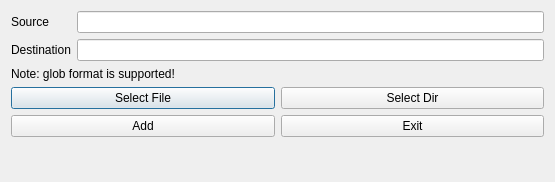
Above: ui/design/add_extras.ui from zimolab/PyInstallerGUI before the change. Below: the same form after it.
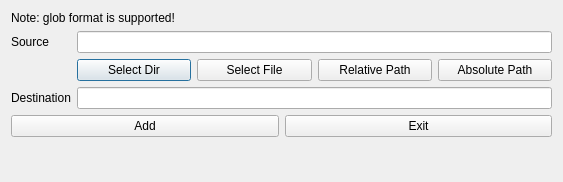
That is the form after the change.

The edit to the form file:
```diff
--- a/ui/design/add_extras.ui
+++ b/ui/design/add_extras.ui
@@ -9,7 +9,7 @@
    <rect>
     <x>0</x>
     <y>0</y>
-    <width>555</width>
+    <width>563</width>
     <height>182</height>
    </rect>
   </property>
@@ -20,8 +20,54 @@
    <bool>true</bool>
   </property>
   <layout class="QVBoxLayout" name="verticalLayout">
+   <item>
+    <widget class="QLabel" name="label">
+     <property name="text">
+      <string>Note: glob format is supported!</string>
+     </property>
+    </widget>
+   </item>
    <item>
     <layout class="QGridLayout" name="gridLayout">
+     <item row="2" column="0">
+      <widget class="QLabel" name="destinationLabel">
+       <property name="text">
+        <string>Destination</string>
+       </property>
+      </widget>
+     </item>
+     <item row="1" column="1">
+      <layout class="QHBoxLayout" name="horizontalLayout">
+       <item>
+        <widget class="QPushButton" name="selectDirButton">
+         <property name="text">
+          <string>Select Dir</string>
+         </property>
+        </widget>
+       </item>
+       <item>
+        <widget class="QPushButton" name="selectFileButton">
+         <property name="text">
+          <string>Select File</string>
+         </property>
+        </widget>
+       </item>
+       <item>
+        <widget class="QPushButton" name="relativePathButton">
+         <property name="text">
+          <string>Relative Path</string>
+         </property>
+        </widget>
+       </item>
+       <item>
+        <widget class="QPushButton" name="absolutePathButton">
+         <property name="text">
+          <string>Absolute Path</string>
+         </property>
+        </widget>
+       </item>
+      </layout>
+     </item>
      <item row="0" column="0">
       <widget class="QLabel" name="sourceLabel">
        <property name="text">
@@ -29,43 +75,11 @@
        </property>
       </widget>
      </item>
+     <item row="2" column="1">
+      <widget class="QLineEdit" name="destinationEdit"/>
+     </item>
      <item row="0" column="1">
       <widget class="QLineEdit" name="soureEdit"/>
-     </item>
-     <item row="1" column="0">
-      <widget class="QLabel" name="destinationLabel">
-       <property name="text">
-        <string>Destination</string>
-       </property>
-      </widget>
-     </item>
-     <item row="1" column="1">
-      <widget class="QLineEdit" name="destinationEdit"/>
-     </item>
-    </layout>
-   </item>
-   <item>
-    <widget class="QLabel" name="label">
-     <property name="text">
-      <string>Note: glob format is supported!</string>
-     </property>
-    </widget>
-   </item>
-   <item>
-    <layout class="QHBoxLayout" name="horizontalLayout">
-     <item>
-      <widget class="QPushButton" name="selectFileButton">
-       <property name="text">
-        <string>Select File</string>
-       </property>
-      </widget>
-     </item>
-     <item>
-      <widget class="QPushButton" name="selectDirButton">
-       <property name="text">
-        <string>Select Dir</string>
-       </property>
-      </widget>
      </item>
     </layout>
    </item>
```
